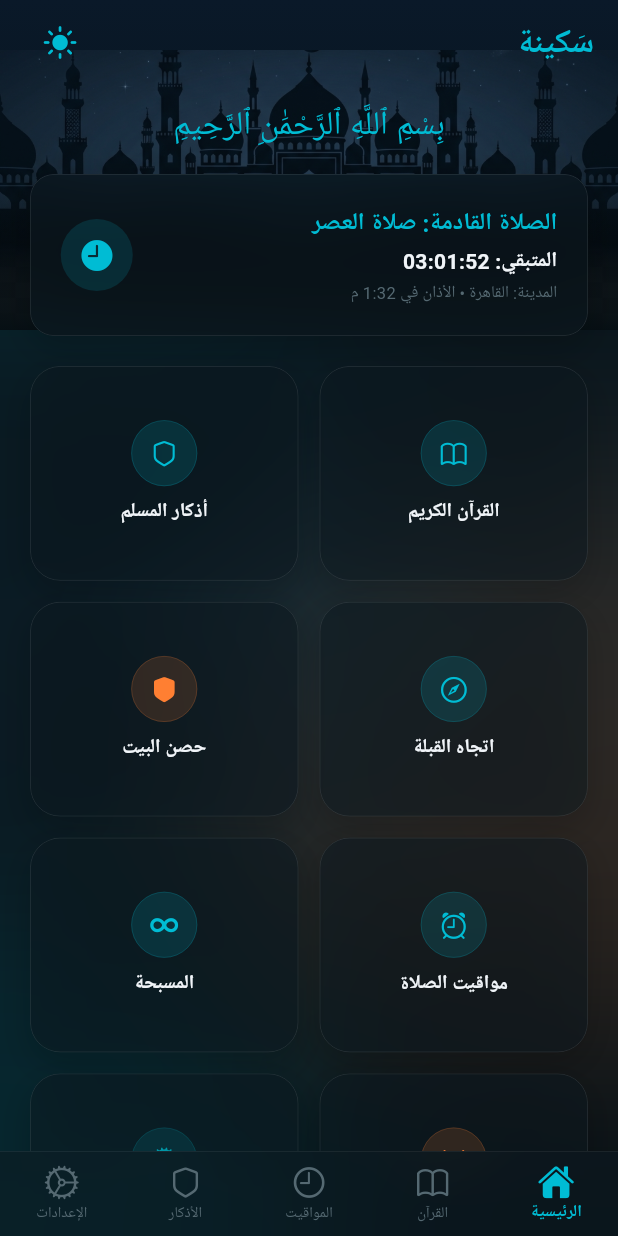
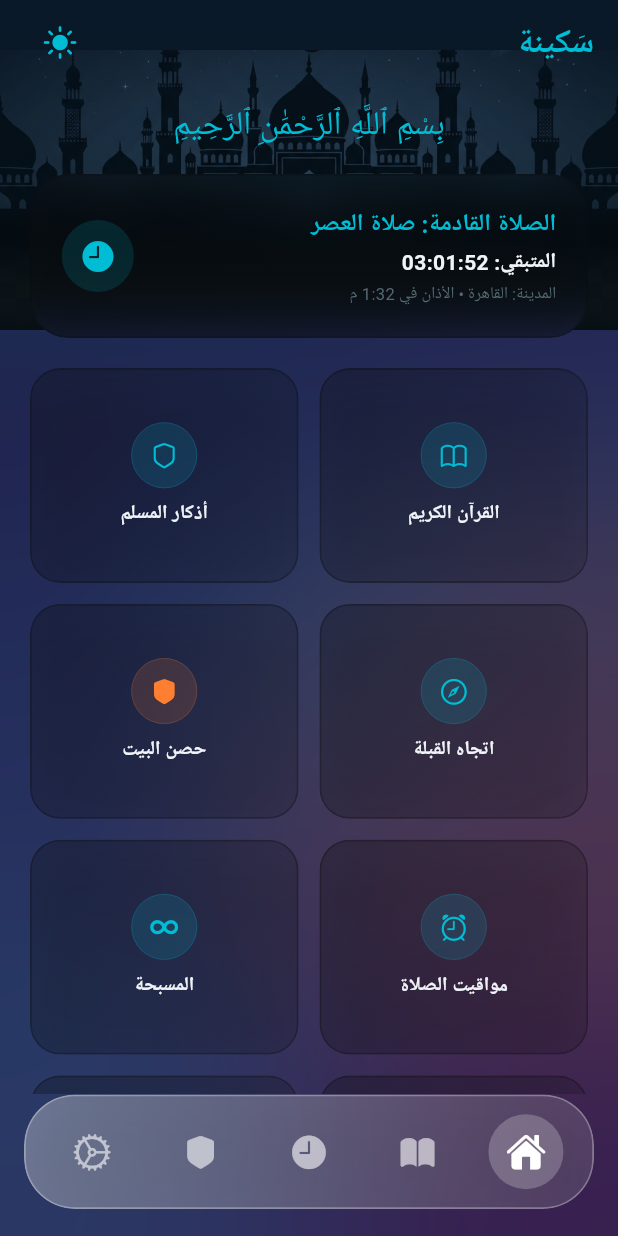
Before and after one commit to islamdev96/tarid_al_shayateen, a Flutter app: the screen it shows after launch, on a phone screen of 412 x 824 dp. Run offline on Flutter 3.47's test engine with Material 3 defaults, Android fonts, the phone set to English and light mode, and no system bars; our stand-ins replace adhan, audio_service, flutter_compass, flutter_local_notifications, google_fonts, just_audio and 3 more; missing offline and left inert: android_alarm_manager_plus; network calls fail; Roboto replaces fonts that are missing (Cairo).

Commit message:
feat: implement premium iOS glassmorphism (frosted glass) design system

```diff
--- a/lib/app_theme.dart
+++ b/lib/app_theme.dart
@@ -36,7 +36,7 @@ class AppTheme {
     return ThemeData(
       useMaterial3: true,
       brightness: Brightness.dark,
-      scaffoldBackgroundColor: deepBackground,
+      scaffoldBackgroundColor: Colors.transparent,
       colorScheme: const ColorScheme.dark(
         primary: accentTeal,       // Cyan for titles, icons, nav highlights
         onPrimary: deepBackground,
@@ -141,7 +141,7 @@ class AppTheme {
     return ThemeData(
       useMaterial3: true,
       brightness: Brightness.light,
-      scaffoldBackgroundColor: lightBg,
+      scaffoldBackgroundColor: Colors.transparent,
       colorScheme: const ColorScheme.light(
         primary: primaryGreen, // Beautiful deep green as primary
         onPrimary: Colors.white,
@@ -246,15 +246,23 @@ class AppTheme {
     final isDark = Theme.of(context).brightness == Brightness.dark;
     if (isDark) {
       return const LinearGradient(
-        begin: Alignment.topCenter,
-        end: Alignment.bottomCenter,
-        colors: [deepBackground, Color(0xFF0B1B24), deepBackground],
+        begin: Alignment.topLeft,
+        end: Alignment.bottomRight,
+        colors: [
+          Color(0xFF1B1035), // بنفسجي غامق
+          Color(0xFF24305E), // أزرق
+          Color(0xFF3A1C4D), // بنفسجي
+        ],
       );
     } else {
       return const LinearGradient(
-        begin: Alignment.topCenter,
-        end: Alignment.bottomCenter,
-        colors: [lightBg, lightBgMid, lightBg],
+        begin: Alignment.topLeft,
+        end: Alignment.bottomRight,
+        colors: [
+          Color(0xFF2D1B54), // بنفسجي متوسط
+          Color(0xFF1A386D), // أزرق متوسط
+          Color(0xFF532468), // بنفسجي
+        ],
       );
     }
   }
--- a/lib/screens/main_navigation_screen.dart
+++ b/lib/screens/main_navigation_screen.dart
@@ -1,8 +1,7 @@
-import 'dart:ui';
 import 'package:flutter/material.dart';
 import 'package:flutter/cupertino.dart';
-import '../app_theme.dart';
 import '../widgets/mini_player_widget.dart';
+import '../ui/glass/glass_bottom_bar.dart';
 import 'home_screen.dart';
 import 'quran_screen.dart';
 import 'prayer_times_screen.dart';
@@ -30,9 +29,6 @@ class _MainNavigationScreenState extends State<MainNavigationScreen> {
 
   @override
   Widget build(BuildContext context) {
-    final theme = Theme.of(context);
-    final isDark = theme.brightness == Brightness.dark;
-
     return Scaffold(
       extendBody: true, // Allows the screens to scroll behind the navigation bar and mini player
       body: Stack(
@@ -44,72 +40,25 @@ class _MainNavigationScreenState extends State<MainNavigationScreen> {
           Positioned(
             left: 0,
             right: 0,
-            bottom: kBottomNavigationBarHeight + 16,
+            bottom: 104, // Perfectly positioned above the floating GlassBottomBar
             child: const MiniPlayerWidget(),
           ),
         ],
       ),
-      bottomNavigationBar: ClipRect(
-        child: BackdropFilter(
-          filter: ImageFilter.blur(sigmaX: 20, sigmaY: 20),
-          child: Container(
-            decoration: BoxDecoration(
-              color: isDark
-                  ? const Color(0xFF0C1921).withValues(alpha: 0.5)
-                  : Colors.white.withValues(alpha: 0.5),
-              border: Border(
-                top: BorderSide(
-                  color: isDark
-                      ? Colors.white.withValues(alpha: 0.08)
-                      : AppTheme.lightCardBorder.withValues(alpha: 0.25),
-                  width: 0.5, // Thin iOS border line
-                ),
-              ),
-            ),
-            child: BottomNavigationBar(
+      bottomNavigationBar: GlassBottomBar(
         currentIndex: _currentIndex,
         onTap: (index) {
           setState(() {
             _currentIndex = index;
           });
         },
-              type: BottomNavigationBarType.fixed,
-              backgroundColor: Colors.transparent,
-              elevation: 0,
-              selectedItemColor: theme.colorScheme.primary,
-              unselectedItemColor: isDark ? AppTheme.textMuted : AppTheme.lightTextMuted,
-              selectedLabelStyle: const TextStyle(fontWeight: FontWeight.bold, fontSize: 11, fontFamily: 'Cairo'),
-              unselectedLabelStyle: const TextStyle(fontSize: 10, fontFamily: 'Cairo'),
-              items: const [
-                BottomNavigationBarItem(
-                  icon: Icon(CupertinoIcons.house),
-                  activeIcon: Icon(CupertinoIcons.house_fill),
-                  label: 'الرئيسية',
-                ),
-                BottomNavigationBarItem(
-                  icon: Icon(CupertinoIcons.book),
-                  activeIcon: Icon(CupertinoIcons.book_fill),
-                  label: 'القرآن',
-                ),
-                BottomNavigationBarItem(
-                  icon: Icon(CupertinoIcons.clock),
-                  activeIcon: Icon(CupertinoIcons.clock_fill),
-                  label: 'المواقيت',
-                ),
-                BottomNavigationBarItem(
-                  icon: Icon(CupertinoIcons.shield),
-                  activeIcon: Icon(CupertinoIcons.shield_fill),
-                  label: 'الأذكار',
-                ),
-                BottomNavigationBarItem(
-                  icon: Icon(CupertinoIcons.settings),
-                  activeIcon: Icon(CupertinoIcons.settings_solid),
-                  label: 'الإعدادات',
-                ),
+        icons: const [
+          CupertinoIcons.house_fill,
+          CupertinoIcons.book_fill,
+          CupertinoIcons.clock_fill,
+          CupertinoIcons.shield_fill,
+          CupertinoIcons.settings_solid,
         ],
-            ),
-          ),
-        ),
       ),
     );
   }
--- /dev/null
+++ b/lib/ui/glass/glass_app_bar.dart
@@ -0,0 +1,36 @@
+import 'dart:ui';
+import 'package:flutter/material.dart';
+
+class GlassAppBar extends StatelessWidget implements PreferredSizeWidget {
+  final String title;
+  final List<Widget>? actions;
+
+  const GlassAppBar({super.key, required this.title, this.actions});
+
+  @override
+  Size get preferredSize => const Size.fromHeight(kToolbarHeight);
+
+  @override
+  Widget build(BuildContext context) {
+    return ClipRect(
+      child: BackdropFilter(
+        filter: ImageFilter.blur(sigmaX: 20, sigmaY: 20),
+        child: AppBar(
+          title: Text(
+            title,
+            style: const TextStyle(
+              fontWeight: FontWeight.bold,
+              fontSize: 20,
+              fontFamily: 'Cairo',
+            ),
+          ),
+          centerTitle: true,
+          backgroundColor: Colors.white.withValues(alpha: 0.10),
+          elevation: 0,
+          foregroundColor: Colors.white,
+          actions: actions,
+        ),
+      ),
+    );
+  }
+}
--- /dev/null
+++ b/lib/ui/glass/glass_background.dart
@@ -0,0 +1,85 @@
+import 'dart:ui';
+import 'package:flutter/material.dart';
+
+class GlassScaffold extends StatelessWidget {
+  final Widget body;
+  final PreferredSizeWidget? appBar;
+  final Widget? bottomNavigationBar;
+
+  const GlassScaffold({
+    super.key,
+    required this.body,
+    this.appBar,
+    this.bottomNavigationBar,
+  });
+
+  @override
+  Widget build(BuildContext context) {
+    return Scaffold(
+      extendBody: true,            // مهم: عشان البار يطفو فوق المحتوى
+      extendBodyBehindAppBar: true,
+      backgroundColor: Colors.transparent,
+      appBar: appBar,
+      bottomNavigationBar: bottomNavigationBar,
+      body: Stack(
+        children: [
+          // Base gradient background
+          Container(
+            decoration: const BoxDecoration(
+              gradient: LinearGradient(
+                begin: Alignment.topLeft,
+                end: Alignment.bottomRight,
+                colors: [
+                  Color(0xFF1B1035), // بنفسجي غامق
+                  Color(0xFF24305E), // أزرق
+                  Color(0xFF3A1C4D), // بنفسجي
+                ],
+              ),
+            ),
+          ),
+          // Ambient glowing blobs
+          Positioned(
+            top: -120,
+            left: -80,
+            child: Container(
+              width: 320,
+              height: 320,
+              decoration: BoxDecoration(
+                shape: BoxShape.circle,
+                color: const Color(0xFF7C8CFF).withValues(alpha: 0.12),
+              ),
+            ),
+          ),
+          Positioned(
+            bottom: 120,
+            right: -100,
+            child: Container(
+              width: 380,
+              height: 380,
+              decoration: BoxDecoration(
+                shape: BoxShape.circle,
+                color: const Color(0xFFFF7F32).withValues(alpha: 0.08),
+              ),
+            ),
+          ),
+          // Soft backdrop filter overlay to blend the blobs into a mesh
+          Positioned.fill(
+            child: ClipRect(
+              child: BackdropFilter(
+                filter: ImageFilter.blur(sigmaX: 70, sigmaY: 70),
+                child: Container(
+                  color: Colors.transparent,
+                ),
+              ),
+            ),
+          ),
+          // Foreground content
+          SafeArea(
+            bottom: false,
+            child: body,
+          ),
+        ],
+      ),
+    );
+  }
+}
--- /dev/null
+++ b/lib/ui/glass/glass_bottom_bar.dart
@@ -0,0 +1,56 @@
+import 'package:flutter/material.dart';
+import 'glass_container.dart';
+import 'glass_theme.dart';
+
+class GlassBottomBar extends StatelessWidget {
+  final int currentIndex;
+  final ValueChanged<int> onTap;
+  final List<IconData> icons;
+
+  const GlassBottomBar({
+    super.key,
+    required this.currentIndex,
+    required this.onTap,
+    required this.icons,
+  });
+
+  @override
+  Widget build(BuildContext context) {
+    return Padding(
+      padding: const EdgeInsets.fromLTRB(16, 0, 16, 18),
+      child: GlassContainer(
+        blur: GlassTokens.strongBlur,
+        opacity: GlassTokens.barOpacity,
+        borderRadius: BorderRadius.circular(GlassTokens.radiusLarge),
+        padding: const EdgeInsets.symmetric(vertical: 12, horizontal: 8),
+        child: Row(
+          mainAxisAlignment: MainAxisAlignment.spaceAround,
+          children: List.generate(icons.length, (i) {
+            final selected = i == currentIndex;
+            return GestureDetector(
+              onTap: () => onTap(i),
+              behavior: HitTestBehavior.opaque,
+              child: AnimatedContainer(
+                duration: const Duration(milliseconds: 220),
+                padding: const EdgeInsets.all(12),
+                decoration: BoxDecoration(
+                  color: selected
+                      ? Colors.white.withValues(alpha: 0.22)
+                      : Colors.transparent,
+                  shape: BoxShape.circle,
+                ),
+                child: Icon(
+                  icons[i],
+                  color: selected
+                      ? Colors.white
+                      : Colors.white.withValues(alpha: 0.6),
+                  size: 26,
+                ),
+              ),
+            );
+          }),
+        ),
+      ),
+    );
+  }
+}
--- /dev/null
+++ b/lib/ui/glass/glass_card.dart
@@ -0,0 +1,55 @@
+import 'package:flutter/material.dart';
+import 'glass_container.dart';
+import 'glass_theme.dart';
+
+class GlassCard extends StatelessWidget {
+  final Widget child;
+  final EdgeInsetsGeometry? padding;
+  final EdgeInsetsGeometry? margin;
+  final BorderRadius? borderRadius;
+  final BoxBorder? border;
+  final List<BoxShadow>? boxShadow;
+  final Color? color;
+  final double? width;
+  final double? height;
+  final VoidCallback? onTap;
+  final Clip clipBehavior;
+
+  const GlassCard({
+    super.key,
+    required this.child,
+    this.padding,
+    this.margin,
+    this.borderRadius,
+    this.border,
+    this.boxShadow,
+    this.color,
+    this.width,
+    this.height,
+    this.onTap,
+    this.clipBehavior = Clip.antiAlias,
+  });
+
+  @override
+  Widget build(BuildContext context) {
+    final theme = Theme.of(context);
+    final isDark = theme.brightness == Brightness.dark;
+
+    return GlassContainer(
+      blur: GlassTokens.softBlur,
+      opacity: GlassTokens.cardOpacity,
+      borderRadius: borderRadius ?? BorderRadius.circular(GlassTokens.radius),
+      padding: padding ?? const EdgeInsets.all(18),
+      margin: margin,
+      onTap: onTap,
+      width: width,
+      height: height,
+      customBorder: border,
+      customBoxShadow: boxShadow,
+      color: color,
+      clipBehavior: clipBehavior,
+      tint: isDark ? GlassTokens.darkTint : GlassTokens.lightTint,
+      child: child,
+    );
+  }
+}
--- /dev/null
+++ b/lib/ui/glass/glass_container.dart
@@ -0,0 +1,103 @@
+import 'dart:ui';
+import 'package:flutter/material.dart';
+
+class GlassContainer extends StatelessWidget {
+  final Widget child;
+  final double blur;
+  final double opacity;
+  final BorderRadius borderRadius;
+  final EdgeInsetsGeometry? padding;
+  final EdgeInsetsGeometry? margin;
+  final Color tint;       // لون الزجاج (أبيض للوضع الفاتح / غامق للداكن)
+  final bool showBorder;
+  final VoidCallback? onTap;
+
+  // Backward compatibility fields
+  final double? width;
+  final double? height;
+  final BoxBorder? customBorder;
+  final List<BoxShadow>? customBoxShadow;
+  final Gradient? customGradient;
+  final Color? color;
+  final Clip clipBehavior;
+
+  const GlassContainer({
+    super.key,
+    required this.child,
+    this.blur = 22,
+    this.opacity = 0.18,
+    this.borderRadius = const BorderRadius.all(Radius.circular(26)),
+    this.padding,
+    this.margin,
+    this.tint = Colors.white,
+    this.showBorder = true,
+    this.onTap,
+    this.width,
+    this.height,
+    this.customBorder,
+    this.customBoxShadow,
+    this.customGradient,
+    this.color,
+    this.clipBehavior = Clip.antiAlias,
+  });
+
+  @override
+  Widget build(BuildContext context) {
+    // Resolve tint/overlay color
+    final double resolvedOpacity = opacity;
+    final Color tintColor = color ?? tint;
+
+    final content = ClipRRect(
+      borderRadius: borderRadius,
+      clipBehavior: clipBehavior,
+      child: BackdropFilter(
+        filter: ImageFilter.blur(sigmaX: blur, sigmaY: blur),
+        child: Container(
+          width: width,
+          height: height,
+          padding: padding ?? const EdgeInsets.all(18),
+          decoration: BoxDecoration(
+            borderRadius: borderRadius,
+            // تدرّج خفيف يدّي إحساس انعكاس الضوء على الزجاج
+            gradient: customGradient ?? LinearGradient(
+              begin: Alignment.topLeft,
+              end: Alignment.bottomRight,
+              colors: [
+                tintColor.withValues(alpha: (resolvedOpacity + 0.10).clamp(0.0, 1.0)),
+                tintColor.withValues(alpha: (resolvedOpacity * 0.6).clamp(0.0, 1.0)),
+              ],
+            ),
+            border: customBorder ?? (showBorder
+                ? Border.all(
+                    color: tintColor.withValues(alpha: 0.30),
+                    width: 1.2,
+                  )
+                : null),
+            boxShadow: customBoxShadow ?? [
+              BoxShadow(
+                color: Colors.black.withValues(alpha: 0.12),
+                blurRadius: 24,
+                offset: const Offset(0, 10),
+              ),
+            ],
+          ),
+          child: child,
+        ),
+      ),
+    );
+
+    return Padding(
+      padding: margin ?? EdgeInsets.zero,
+      child: onTap == null
+          ? content
+          : Material(
+              color: Colors.transparent,
+              child: InkWell(
+                borderRadius: borderRadius,
+                onTap: onTap,
+                child: content,
+              ),
+            ),
+    );
+  }
+}
--- /dev/null
+++ b/lib/ui/glass/glass_sheets.dart
@@ -0,0 +1,43 @@
+import 'package:flutter/material.dart';
+import 'glass_container.dart';
+import 'glass_theme.dart';
+
+Future<T?> showGlassBottomSheet<T>(
+  BuildContext context, {
+  required Widget child,
+}) {
+  return showModalBottomSheet<T>(
+    context: context,
+    backgroundColor: Colors.transparent,
+    isScrollControlled: true,
+    builder: (_) => Padding(
+      padding: const EdgeInsets.all(12),
+      child: GlassContainer(
+        blur: GlassTokens.strongBlur,
+        opacity: GlassTokens.sheetOpacity,
+        borderRadius: BorderRadius.circular(GlassTokens.radiusLarge),
+        padding: const EdgeInsets.all(22),
+        child: child,
+      ),
+    ),
+  );
+}
+
+Future<T?> showGlassDialog<T>(BuildContext context, {required Widget child}) {
+  return showDialog<T>(
+    context: context,
+    barrierColor: Colors.black.withValues(alpha: 0.35),
+    builder: (_) => Dialog(
+      backgroundColor: Colors.transparent,
+      elevation: 0,
+      insetPadding: const EdgeInsets.symmetric(horizontal: 28),
+      child: GlassContainer(
+        blur: GlassTokens.strongBlur,
+        opacity: GlassTokens.sheetOpacity,
+        borderRadius: BorderRadius.circular(GlassTokens.radius),
+        padding: const EdgeInsets.all(24),
+        child: child,
+      ),
+    ),
+  );
+}
--- /dev/null
+++ b/lib/ui/glass/glass_theme.dart
@@ -0,0 +1,20 @@
+import 'package:flutter/material.dart';
+
+class GlassTokens {
+  // درجات الشفافية
+  static const double cardOpacity = 0.16;
+  static const double barOpacity = 0.22;
+  static const double sheetOpacity = 0.20;
+
+  // البلور
+  static const double softBlur = 18;
+  static const double strongBlur = 28;
+
+  // الحواف الدائرية (إحساس iOS)
+  static const double radius = 26;
+  static const double radiusLarge = 34;
+
+  // ألوان التينت
+  static const Color lightTint = Colors.white;
+  static const Color darkTint = Color(0xFF0A0A0A);
+}
--- a/lib/widgets/glass_card.dart
+++ b/lib/widgets/glass_card.dart
@@ -1,76 +1 @@
-import 'dart:ui';
-import 'package:flutter/material.dart';
-
-/// A premium, true iOS-style glassmorphic card widget.
-/// Uses BackdropFilter with ImageFilter.blur to perform real-time background blurring.
-class GlassCard extends StatelessWidget {
-  final Widget child;
-  final EdgeInsetsGeometry? padding;
-  final EdgeInsetsGeometry? margin;
-  final BorderRadius? borderRadius;
-  final BoxBorder? border;
-  final List<BoxShadow>? boxShadow;
-  final Color? color;
-  final Clip clipBehavior;
-  final double? width;
-  final double? height;
-
-  const GlassCard({
-    super.key,
-    required this.child,
-    this.padding,
-    this.margin,
-    this.borderRadius,
-    this.border,
-    this.boxShadow,
-    this.color,
-    this.clipBehavior = Clip.antiAlias,
-    this.width,
-    this.height,
-  });
-
-  @override
-  Widget build(BuildContext context) {
-    final isDark = Theme.of(context).brightness == Brightness.dark;
-    final radius = borderRadius ?? BorderRadius.circular(16);
-
-    return Container(
-      width: width,
-      height: height,
-      margin: margin,
-      decoration: BoxDecoration(
-        borderRadius: radius,
-        boxShadow: boxShadow ?? [
-          BoxShadow(
-            color: isDark ? Colors.black.withValues(alpha: 0.2) : Colors.black.withValues(alpha: 0.04),
-            blurRadius: 20,
-            offset: const Offset(0, 8),
-          ),
-        ],
-      ),
-      child: ClipRRect(
-        borderRadius: radius,
-        clipBehavior: clipBehavior,
-        child: BackdropFilter(
-          filter: ImageFilter.blur(sigmaX: 25, sigmaY: 25),
-          child: Container(
-            padding: padding,
-            decoration: BoxDecoration(
-              color: color ?? (isDark
-                  ? const Color(0xFF0C1921).withValues(alpha: 0.45)
-                  : Colors.white.withValues(alpha: 0.45)),
-              borderRadius: radius,
-              border: border ?? Border.all(
-                color: isDark
-                    ? Colors.white.withValues(alpha: 0.12)
-                    : Colors.white.withValues(alpha: 0.35),
-                width: 0.5, // Thin iOS border line
-              ),
-            ),
-            child: child,
-          ),
-        ),
-      ),
-    );
-  }
-}
+export '../ui/glass/glass_card.dart';
```
Lines whose indentation alone changed are shown as unchanged.
